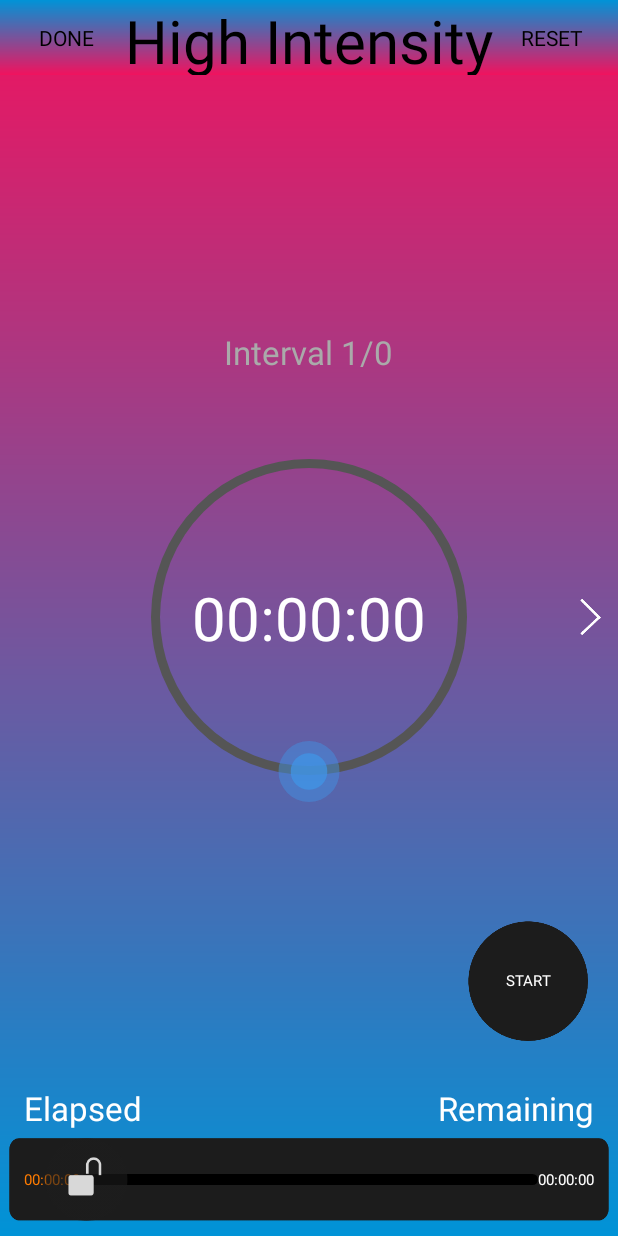
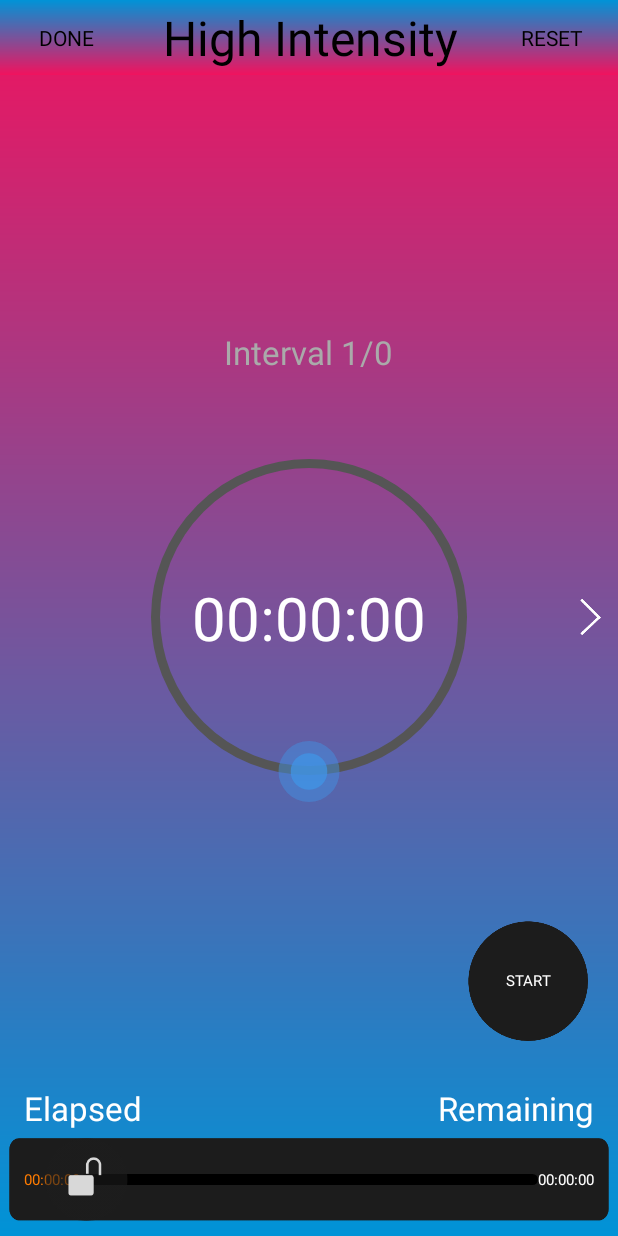
Before and after one commit to buihuychien1998/FunTime, an Android app: the TimerActivity screen opened directly, with no data from a screen before it, on a phone screen of 412 x 824 dp. Run offline under Robolectric (Android 15) with nearby library versions, the phone set to English and light mode, and no system bars; 16 statements that could not run were skipped.

Commit message:
update package

```diff
--- a/app/src/main/res/layout/activity_timer.xml
+++ b/app/src/main/res/layout/activity_timer.xml
@@ -38,7 +38,7 @@
             app:layout_constraintRight_toLeftOf="@+id/btnReset"
             app:layout_constraintLeft_toRightOf="@+id/btnDone"
             android:textColor="@color/black"
-            android:textSize="@dimen/timer_title_text" />
+            android:textSize="32sp" />
 
         <Button
             android:id="@+id/btnReset"
```
